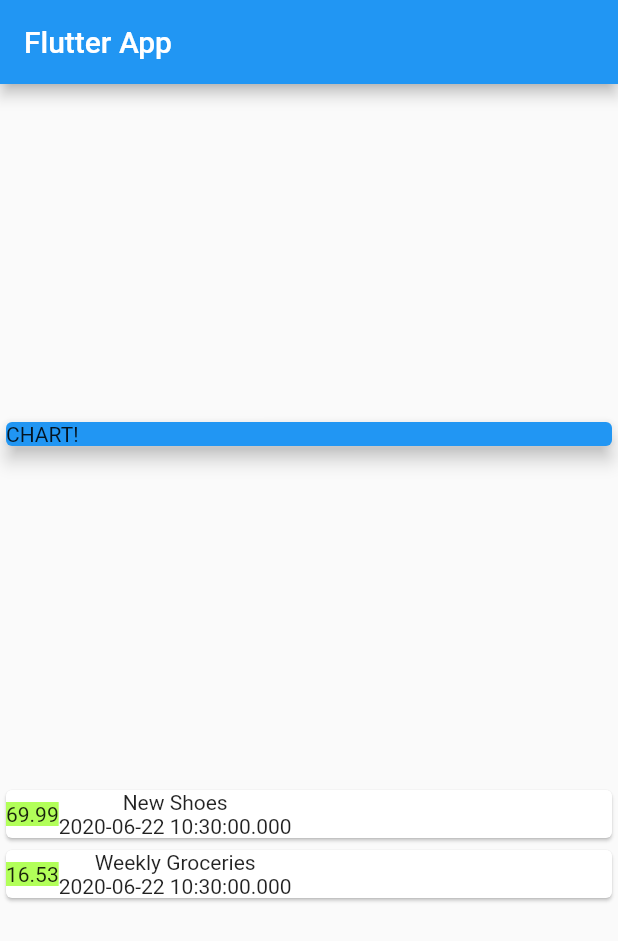
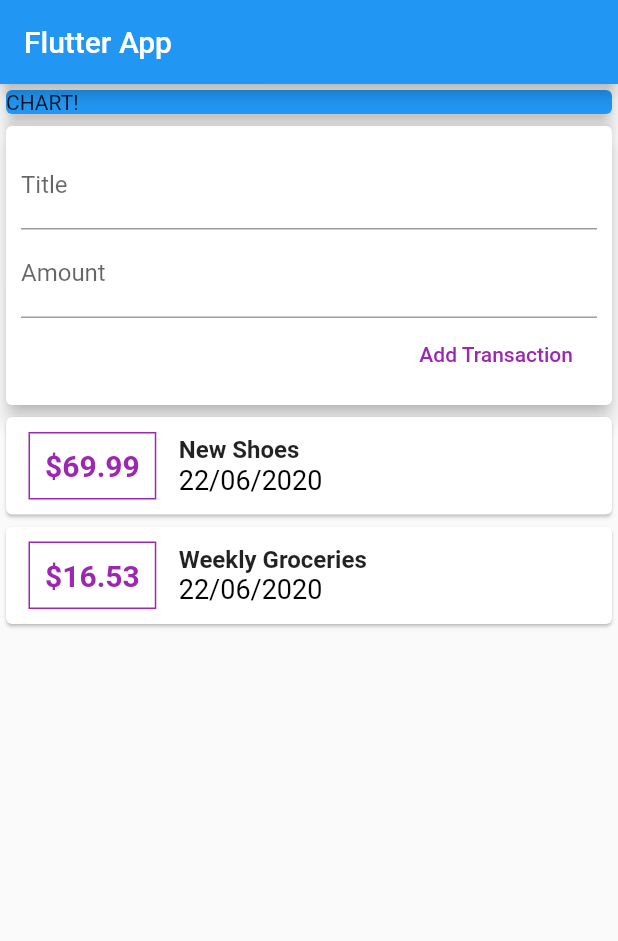
Before and after one commit to sunroadR/personal_expenses_tutorial2, a Flutter app: the screen it shows after launch, on a phone screen of 412 x 824 dp. Shown: the top 941 px of the screen. Run offline on Flutter 3.47's test engine with Material 2 defaults, Android fonts, the phone set to English and light mode, and no system bars.

```diff
--- a/lib/main.dart
+++ b/lib/main.dart
@@ -1,6 +1,7 @@
 import 'package:flutter/material.dart';
 
 import './transaction.dart';
+import 'package:intl/intl.dart';
 
 void main() {
   runApp(MyApp());
@@ -40,7 +41,7 @@ class MyHomePage extends StatelessWidget {
         title: Text('Flutter App'),
       ),
       body: Column(
-        mainAxisAlignment: MainAxisAlignment.spaceEvenly,
+        mainAxisAlignment: MainAxisAlignment.start,
         children: [
           Container(
             width: double.infinity,
@@ -50,20 +51,78 @@ class MyHomePage extends StatelessWidget {
               elevation: 5,
             ),
           ),
+          Card(
+            elevation: 5,
+
+            child: Container(
+              padding: EdgeInsets.all(10),
+              child: Column(
+                crossAxisAlignment: CrossAxisAlignment.end,
+              children: <Widget>[
+                TextField(
+                  decoration: InputDecoration(
+                    labelText: ('Title')
+                  ),
+
+                ),
+                TextField(
+                  decoration: InputDecoration(
+                      labelText: ('Amount')
+                  ),
+                ),
+                FlatButton(
+                  child: Text('Add Transaction'),
+                  textColor: Colors.purple,
+                  onPressed: (){},
+
+                )
+              ],
+          ),
+            ),),
+
           Column(
             children: transactions.map((tx) {
               return Card(
                   child: Row(
                     children: <Widget>[
                       Container(
+                        margin: EdgeInsets.symmetric(
+                          vertical: 10,
+                          horizontal: 15,
+                        ),
+                        decoration: BoxDecoration(
+                          border: Border.all(
+                            color: Colors.purple,
+                            width: 1,
 
-                        child: Text(tx.amount.toString()),
-                        color: Colors.lightGreenAccent,
+                          )
+                        ),
+                        padding: EdgeInsets.all(10),
+                        child: Text(
+                          '\$${tx.amount}',
+                          style: TextStyle(
+                            fontWeight: FontWeight.bold,
+                            fontSize: 20,
+                            color: Colors.purple
+                          ),
+                        ),
+
                       ),
                       Column(
+                        crossAxisAlignment: CrossAxisAlignment.start,
+
                         children: <Widget>[
-                          Text(tx.title),
-                          Text(tx.date.toString()),
+
+
+                          Text(tx.title,
+                          style: TextStyle(
+                              fontSize: 16,
+                               fontWeight: FontWeight.bold),
+                               ),
+                           Text(
+                                DateFormat('dd/MM/yyyy').format(tx.date),
+                          style: TextStyle(fontSize: 18,
+                          color: Colors.black),),
                         ],
                       )
                     ],
--- a/pubspec.yaml
+++ b/pubspec.yaml
@@ -23,11 +23,15 @@ environment:
 dependencies:
   flutter:
     sdk: flutter
+  intl: ^0.16.1
+
 
 
   # The following adds the Cupertino Icons font to your application.
   # Use with the CupertinoIcons class for iOS style icons.
   cupertino_icons: ^0.1.3
+
+
 
 dev_dependencies:
   flutter_test:
```
Also changed, not shown: pubspec.lock.
